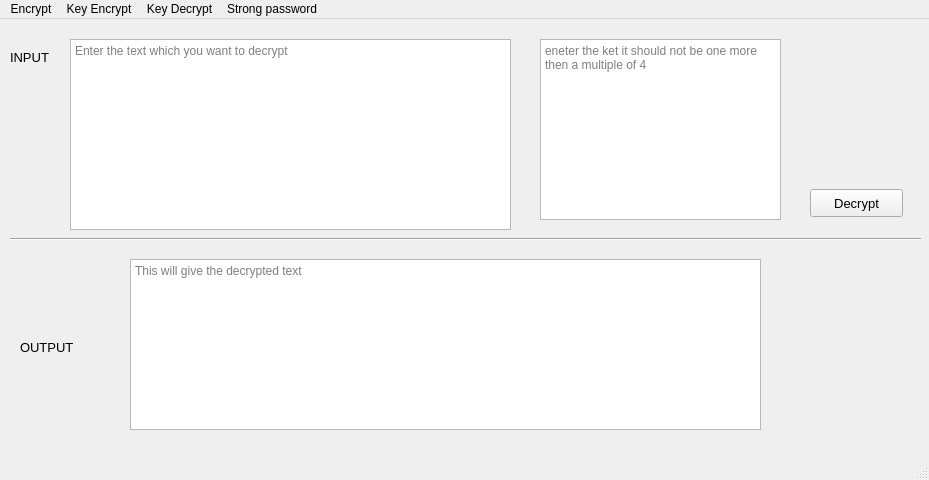
Old version of the form Views/DecryptKey.ui in the repository abhipray-cpu/Encoder-and-decoder.
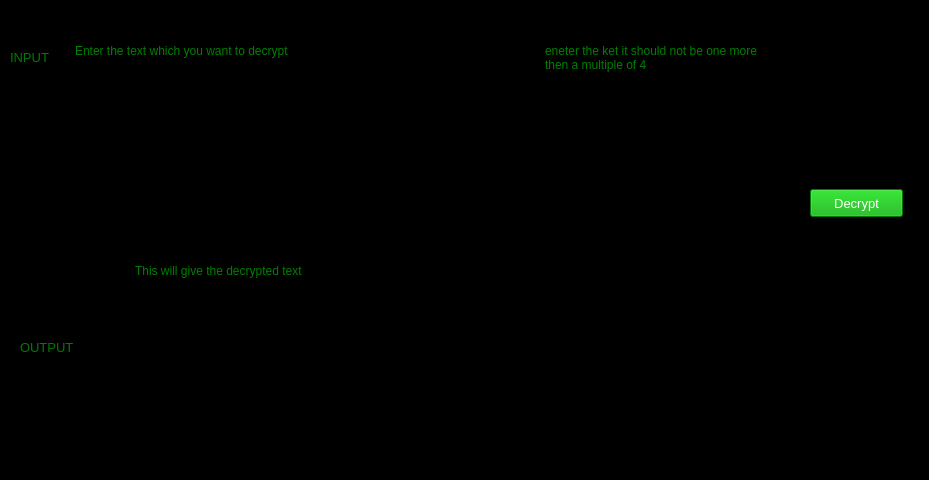
New version of the form.

Commit message: colors are added now add colors for the menu

```diff
--- a/Views/DecryptKey.ui
+++ b/Views/DecryptKey.ui
@@ -13,6 +13,9 @@
   <property name="windowTitle">
    <string>MainWindow</string>
   </property>
+  <property name="styleSheet">
+   <string notr="true">background-color: rgb(0, 0, 0);</string>
+  </property>
   <widget class="QWidget" name="MainWidget">
    <widget class="Line" name="Seprator">
     <property name="geometry">
@@ -41,6 +44,9 @@
       <pointsize>10</pointsize>
      </font>
     </property>
+    <property name="styleSheet">
+     <string notr="true">color: qlineargradient(spread:pad, x1:0.965174, y1:0.011, x2:1, y2:0, stop:1 rgba(0, 124, 0, 255));</string>
+    </property>
     <property name="text">
      <string>INPUT</string>
     </property>
@@ -60,6 +66,9 @@
       <height>191</height>
      </rect>
     </property>
+    <property name="styleSheet">
+     <string notr="true">color: rgb(0, 255, 0);</string>
+    </property>
     <property name="placeholderText">
      <string>Enter the text which you want to decrypt</string>
     </property>
@@ -78,6 +87,10 @@
       <pointsize>10</pointsize>
      </font>
     </property>
+    <property name="styleSheet">
+     <string notr="true">background-color: rgb(0, 170, 0);
+color: rgb(255, 255, 255);</string>
+    </property>
     <property name="text">
      <string>Decrypt</string>
     </property>
@@ -99,6 +112,9 @@
       <pointsize>10</pointsize>
      </font>
     </property>
+    <property name="styleSheet">
+     <string notr="true">color: qlineargradient(spread:pad, x1:0.965174, y1:0.011, x2:1, y2:0, stop:1 rgba(0, 124, 0, 255));</string>
+    </property>
     <property name="text">
      <string>OUTPUT</string>
     </property>
@@ -112,6 +128,9 @@
       <height>171</height>
      </rect>
     </property>
+    <property name="styleSheet">
+     <string notr="true">color: rgb(0, 255, 0);</string>
+    </property>
     <property name="placeholderText">
      <string>This will give the decrypted text</string>
     </property>
@@ -125,6 +144,9 @@
       <height>181</height>
      </rect>
     </property>
+    <property name="styleSheet">
+     <string notr="true">color: rgb(0, 255, 0);</string>
+    </property>
     <property name="placeholderText">
      <string>eneter the ket it should not be one more then a multiple of 4</string>
     </property>
```
The commit also changes 3 other files.
